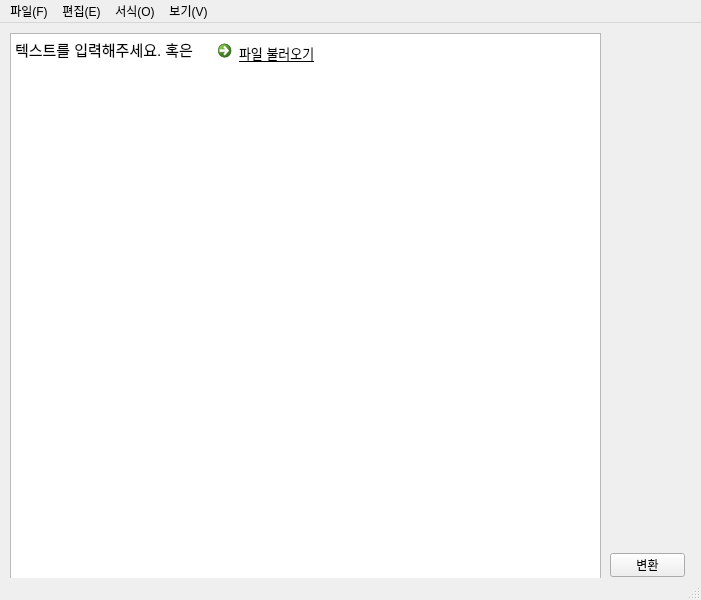
Before: the Qt Designer form experiments/권유진/app.ui in dekorer/Syndmd, drawn with Qt 5.
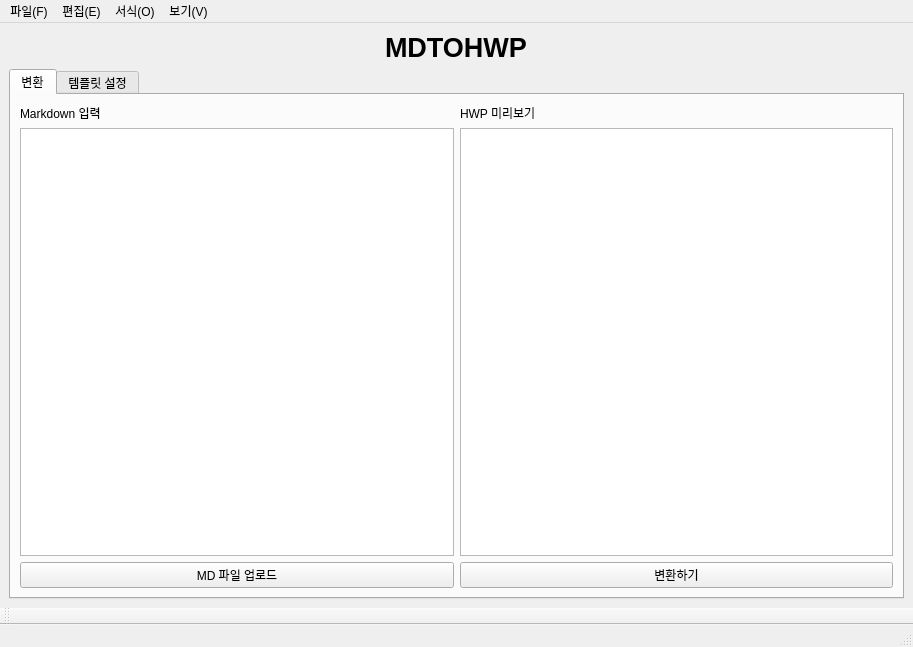
After: the same form once the commit is applied. Icons and pictures are not drawn. Custom widgets are drawn as their Qt base class.

Diff of the .ui file:
```diff
--- a/experiments/권유진/app.ui
+++ b/experiments/권유진/app.ui
@@ -6,81 +6,118 @@
    <rect>
     <x>0</x>
     <y>0</y>
-    <width>701</width>
-    <height>600</height>
+    <width>913</width>
+    <height>647</height>
    </rect>
   </property>
   <property name="windowTitle">
    <string>MainWindow</string>
   </property>
   <widget class="QWidget" name="centralwidget">
-   <widget class="QTextEdit" name="textEdit">
-    <property name="geometry">
-     <rect>
-      <x>10</x>
-      <y>10</y>
-      <width>591</width>
-      <height>551</height>
-     </rect>
-    </property>
-    <property name="html">
-     <string>&lt;!DOCTYPE HTML PUBLIC &quot;-//W3C//DTD HTML 4.0//EN&quot; &quot;http://www.w3.org/TR/REC-html40/strict.dtd&quot;&gt;
+   <layout class="QGridLayout" name="gridLayout">
+    <item row="0" column="0" alignment="Qt::AlignmentFlag::AlignHCenter|Qt::AlignmentFlag::AlignVCenter">
+     <widget class="QLabel" name="label">
+      <property name="font">
+       <font>
+        <pointsize>20</pointsize>
+        <bold>true</bold>
+       </font>
+      </property>
+      <property name="text">
+       <string>MDTOHWP</string>
+      </property>
+     </widget>
+    </item>
+    <item row="1" column="0">
+     <widget class="QTabWidget" name="tabWidget">
+      <property name="cursor">
+       <cursorShape>PointingHandCursor</cursorShape>
+      </property>
+      <property name="currentIndex">
+       <number>0</number>
+      </property>
+      <widget class="QWidget" name="tab">
+       <attribute name="title">
+        <string>변환</string>
+       </attribute>
+       <layout class="QGridLayout" name="gridLayout_2">
+        <item row="1" column="1">
+         <widget class="QTextEdit" name="textEdit_2"/>
+        </item>
+        <item row="2" column="1">
+         <widget class="QPushButton" name="pushButton">
+          <property name="cursor">
+           <cursorShape>PointingHandCursor</cursorShape>
+          </property>
+          <property name="text">
+           <string>변환하기</string>
+          </property>
+         </widget>
+        </item>
+        <item row="1" column="0">
+         <widget class="ZoomableTextEdit" name="textEdit"/>
+        </item>
+        <item row="2" column="0">
+         <widget class="QPushButton" name="pushButton_open">
+          <property name="cursor">
+           <cursorShape>PointingHandCursor</cursorShape>
+          </property>
+          <property name="text">
+           <string>MD 파일 업로드</string>
+          </property>
+         </widget>
+        </item>
+        <item row="0" column="0">
+         <widget class="QLabel" name="label_2">
+          <property name="text">
+           <string>Markdown 입력</string>
+          </property>
+         </widget>
+        </item>
+        <item row="0" column="1">
+         <widget class="QLabel" name="label_3">
+          <property name="text">
+           <string>HWP 미리보기</string>
+          </property>
+         </widget>
+        </item>
+       </layout>
+      </widget>
+      <widget class="QWidget" name="tab_2">
+       <attribute name="title">
+        <string>템플릿 설정</string>
+       </attribute>
+       <widget class="QTextEdit" name="textEdit_3">
+        <property name="geometry">
+         <rect>
+          <x>0</x>
+          <y>0</y>
+          <width>891</width>
+          <height>441</height>
+         </rect>
+        </property>
+        <property name="html">
+         <string>&lt;!DOCTYPE HTML PUBLIC &quot;-//W3C//DTD HTML 4.0//EN&quot; &quot;http://www.w3.org/TR/REC-html40/strict.dtd&quot;&gt;
 &lt;html&gt;&lt;head&gt;&lt;meta name=&quot;qrichtext&quot; content=&quot;1&quot; /&gt;&lt;meta charset=&quot;utf-8&quot; /&gt;&lt;style type=&quot;text/css&quot;&gt;
 p, li { white-space: pre-wrap; }
 hr { height: 1px; border-width: 0; }
 li.unchecked::marker { content: &quot;\2610&quot;; }
 li.checked::marker { content: &quot;\2612&quot;; }
 &lt;/style&gt;&lt;/head&gt;&lt;body style=&quot; font-family:'맑은 고딕'; font-size:9pt; font-weight:400; font-style:normal;&quot;&gt;
-&lt;p style=&quot; margin-top:0px; margin-bottom:0px; margin-left:0px; margin-right:0px; -qt-block-indent:0; text-indent:0px;&quot;&gt;&lt;span style=&quot; font-size:11pt;&quot;&gt;텍스트를 입력해주세요. 혹은 &lt;/span&gt;&lt;/p&gt;&lt;/body&gt;&lt;/html&gt;</string>
-    </property>
-   </widget>
-   <widget class="QCommandLinkButton" name="commandLinkButton">
-    <property name="geometry">
-     <rect>
-      <x>210</x>
-      <y>10</y>
-      <width>186</width>
-      <height>41</height>
-     </rect>
-    </property>
-    <property name="font">
-     <font>
-      <family>Segoe UI</family>
-      <pointsize>10</pointsize>
-      <bold>false</bold>
-      <underline>true</underline>
-     </font>
-    </property>
-    <property name="cursor">
-     <cursorShape>OpenHandCursor</cursorShape>
-    </property>
-    <property name="text">
-     <string>파일 불러오기</string>
-    </property>
-    <property name="icon">
-     <iconset theme="QIcon::ThemeIcon::InputGaming"/>
-    </property>
-   </widget>
-   <widget class="QPushButton" name="pushButton">
-    <property name="geometry">
-     <rect>
-      <x>610</x>
-      <y>530</y>
-      <width>75</width>
-      <height>24</height>
-     </rect>
-    </property>
-    <property name="text">
-     <string>변환</string>
-    </property>
-   </widget>
+&lt;p style=&quot; margin-top:0px; margin-bottom:0px; margin-left:0px; margin-right:0px; -qt-block-indent:0; text-indent:0px;&quot;&gt;사용자지정서식보기&lt;/p&gt;&lt;/body&gt;&lt;/html&gt;</string>
+        </property>
+       </widget>
+      </widget>
+     </widget>
+    </item>
+   </layout>
   </widget>
   <widget class="QMenuBar" name="menubar">
    <property name="geometry">
     <rect>
      <x>0</x>
      <y>0</y>
-     <width>701</width>
+     <width>913</width>
      <height>22</height>
     </rect>
    </property>
@@ -123,6 +160,17 @@
    <addaction name="menu_V"/>
   </widget>
   <widget class="QStatusBar" name="statusbar"/>
+  <widget class="QToolBar" name="toolBar">
+   <property name="windowTitle">
+    <string>toolBar</string>
+   </property>
+   <attribute name="toolBarArea">
+    <enum>BottomToolBarArea</enum>
+   </attribute>
+   <attribute name="toolBarBreak">
+    <bool>false</bool>
+   </attribute>
+  </widget>
   <action name="action_open">
    <property name="text">
     <string>열기(O)</string>
@@ -186,6 +234,13 @@
    </property>
   </action>
  </widget>
+ <customwidgets>
+  <customwidget>
+   <class>ZoomableTextEdit</class>
+   <extends>QTextEdit</extends>
+   <header>zoomabletextedit.h</header>
+  </customwidget>
+ </customwidgets>
  <resources/>
  <connections/>
 </ui>
```
Left out of the diff: 64 changed lines with no effect on the pictures.
